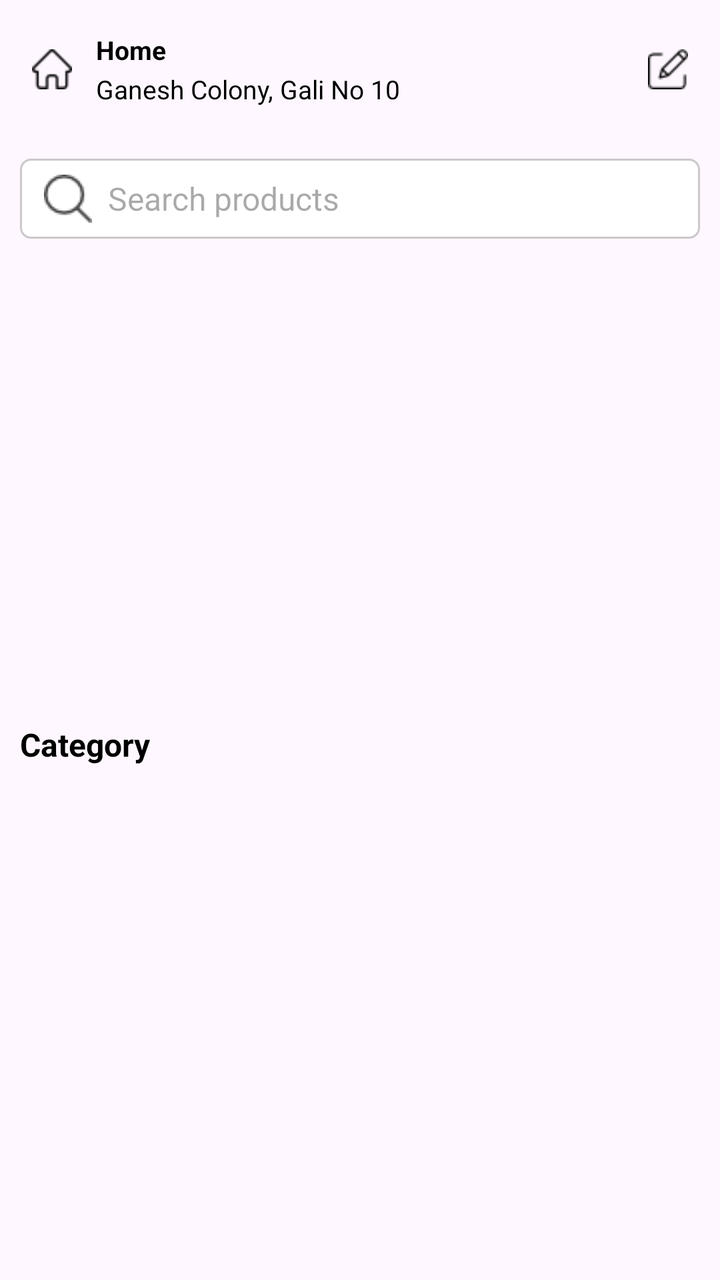
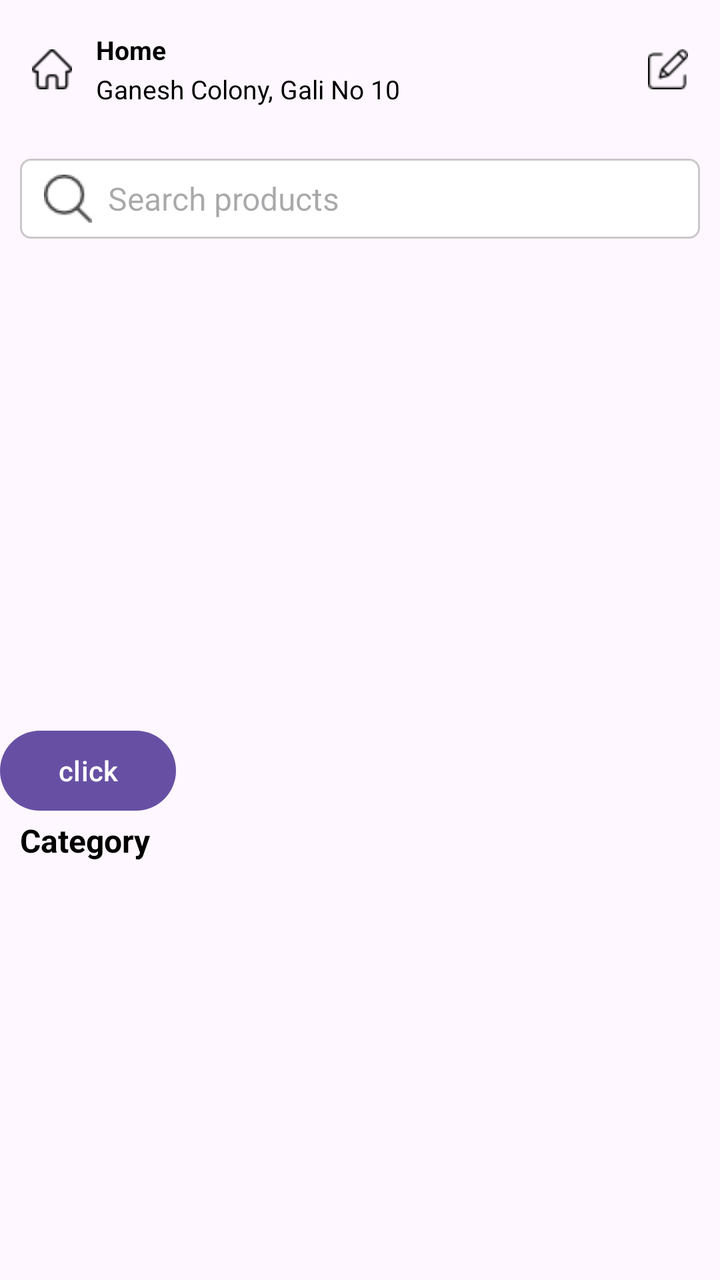

Compare the two renders of this Android layout. The source of the first and the diff that turns it into the second are given below.
<!-- AndroidManifest.xml: application theme Theme.EcommerceApp -->
<!-- res/layout/fragment_home.xml -->
<?xml version="1.0" encoding="utf-8"?>
<androidx.core.widget.NestedScrollView xmlns:android="http://schemas.android.com/apk/res/android"
    xmlns:app="http://schemas.android.com/apk/res-auto"
    xmlns:tools="http://schemas.android.com/tools"
    android:layout_width="match_parent"
    android:layout_height="match_parent"
    android:fillViewport="true"
    android:clipToPadding="false"
    tools:context=".fragement.HomeFragment">
    <LinearLayout
        android:layout_width="match_parent"
        android:layout_height="wrap_content"
        android:orientation="vertical"
        android:layout_marginBottom="90dp"
        tools:context=".fragement.HomeFragment">

        <LinearLayout xmlns:android="http://schemas.android.com/apk/res/android"
            android:layout_width="match_parent"
            android:layout_height="wrap_content"
            android:orientation="horizontal"
            android:padding="16dp"
            android:gravity="center_vertical">
            
            <ImageView
                android:id="@+id/homeAddressIcon"
                android:layout_width="20dp"
                android:layout_height="20dp"
                android:src="@drawable/home"
                android:contentDescription="Home Icon" />

            
            <LinearLayout
                android:layout_width="0dp"
                android:layout_height="wrap_content"
                android:layout_weight="1"
                android:orientation="vertical"
                android:paddingStart="12dp"
                android:paddingEnd="12dp">

                <TextView
                    android:id="@+id/addressType"
                    android:layout_width="wrap_content"
                    android:layout_height="wrap_content"
                    android:text="Home"
                    android:textStyle="bold"
                    android:textColor="@color/black"
                    android:textSize="13sp" />

                <TextView
                    android:id="@+id/addressLine"
                    android:layout_width="wrap_content"
                    android:layout_height="wrap_content"
                    android:text="Ganesh Colony, Gali No 10"
                    android:textColor="@color/black"
                    android:textSize="13sp"
                    android:layout_marginTop="2dp" />
            </LinearLayout>

            <ImageButton
                android:id="@+id/editAddressBtn"
                android:layout_width="20dp"
                android:layout_height="20dp"
                android:src="@drawable/edit"
                android:scaleType="fitXY"
                android:background="?attr/selectableItemBackgroundBorderless"
                android:contentDescription="Edit Address" />
        </LinearLayout>

        <LinearLayout xmlns:android="http://schemas.android.com/apk/res/android"
            android:layout_width="match_parent"
            android:layout_height="wrap_content"
            android:orientation="horizontal"
            android:background="@drawable/search_bar_bg"
            android:paddingStart="12dp"
            android:paddingEnd="12dp"
            android:id="@+id/search_bar_click"
            android:paddingTop="8dp"
            android:paddingBottom="8dp"
            android:layout_margin="10dp"
            android:gravity="center_vertical">

            
            <ImageView
                android:id="@+id/search_icon"
                android:layout_width="24dp"
                android:layout_height="24dp"
                android:src="@drawable/search"
                android:contentDescription="Search Icon"
                app:tint="@color/gray" />

            
            <EditText
                android:id="@+id/search_edit_text"
                android:layout_width="0dp"
                android:layout_height="wrap_content"
                android:layout_weight="1"
                android:focusable="false"
                android:focusableInTouchMode="false"
                android:clickable="false"
                android:cursorVisible="false"
                android:longClickable="false"
                android:hint="Search products"
                android:textColor="@color/black"
                android:textSize="16sp"
                android:background="@android:color/transparent"
                android:paddingStart="8dp"
                android:paddingEnd="8dp"
                android:singleLine="true"
                android:imeOptions="actionSearch" />

            
            <ImageButton
                android:id="@+id/clear_search_btn"
                android:layout_width="24dp"
                android:layout_height="24dp"
                android:src="@drawable/clear"
                android:background="?attr/selectableItemBackgroundBorderless"
                android:visibility="gone"
                android:contentDescription="Clear Search"
                app:tint="@color/gray" />
        </LinearLayout>

        <androidx.viewpager2.widget.ViewPager2
            android:id="@+id/bannerViewPager"
            android:clipToPadding="false"
            android:clipChildren="false"
            android:layout_width="match_parent"
            android:paddingStart="2dp"
            android:paddingEnd="2dp"
            android:layout_marginTop="16dp"
            android:layout_marginBottom="16dp"
            android:layout_height="200dp"/>



        <TextView
            android:layout_width="match_parent"
            android:layout_height="wrap_content"
            android:text="Category"
            android:textColor="@color/black"
            android:textStyle="bold"
            android:paddingStart="10dp"
            android:paddingEnd="10dp"
            android:textSize="16dp"
            />
        <androidx.recyclerview.widget.RecyclerView
            android:id="@+id/recyclerCategories"
            android:layout_width="match_parent"
            android:layout_height="wrap_content"
            android:orientation="horizontal"
            android:clipToPadding="false"
            android:clipChildren="false"
            android:nestedScrollingEnabled="false"
            android:focusable="false"
            android:scrollbars="none"/>

        <androidx.recyclerview.widget.RecyclerView
            android:layout_width="match_parent"
            android:layout_height="wrap_content"
            android:layout_marginTop="10dp"
            android:clipToPadding="false"
            android:clipChildren="false"
            android:nestedScrollingEnabled="false"
            android:focusable="false"
            android:id="@+id/categoryShow"
            />




    </LinearLayout>


</androidx.core.widget.NestedScrollView>
<!-- resources referenced by this layout -->
<resources>
  <color name="black">#FF000000</color>
  <color name="gray">#3F3C3C</color>
  <!-- drawable clear: png bitmap (drawable, 222 bytes) -->
  <!-- drawable edit: png bitmap (drawable, 579 bytes) -->
  <!-- drawable home: png bitmap (drawable, 465 bytes) -->
  <!-- drawable search: png bitmap (drawable, 630 bytes) -->
  <!-- drawable search_bar_bg (drawable) -->
  <?xml version="1.0" encoding="utf-8"?>
  <selector xmlns:android="http://schemas.android.com/apk/res/android">
  
      <item>
          <shape xmlns:android="http://schemas.android.com/apk/res/android">
              <solid android:color="@color/white"/>
              <corners android:radius="5dp"/>
              <stroke android:width="1dp" android:color="#433F3C3C"/>
          </shape>
      </item>
  </selector>
  <style name="Theme.EcommerceApp" parent="Base.Theme.EcommerceApp" />
  <color name="white">#FFFFFFFF</color>
  <style name="Base.Theme.EcommerceApp" parent="Theme.Material3.DayNight.NoActionBar">
          
          
      </style>
</resources>

<!-- the commit's change to res/layout/fragment_home.xml (unified diff, before → after) -->
@@ -131,6 +131,12 @@
             android:layout_marginBottom="16dp"
             android:layout_height="200dp"/>
 
+        <Button
+            android:layout_width="wrap_content"
+            android:layout_height="wrap_content"
+            android:text="click"
+            android:id="@+id/payment"/>
+
 
 
         <TextView
